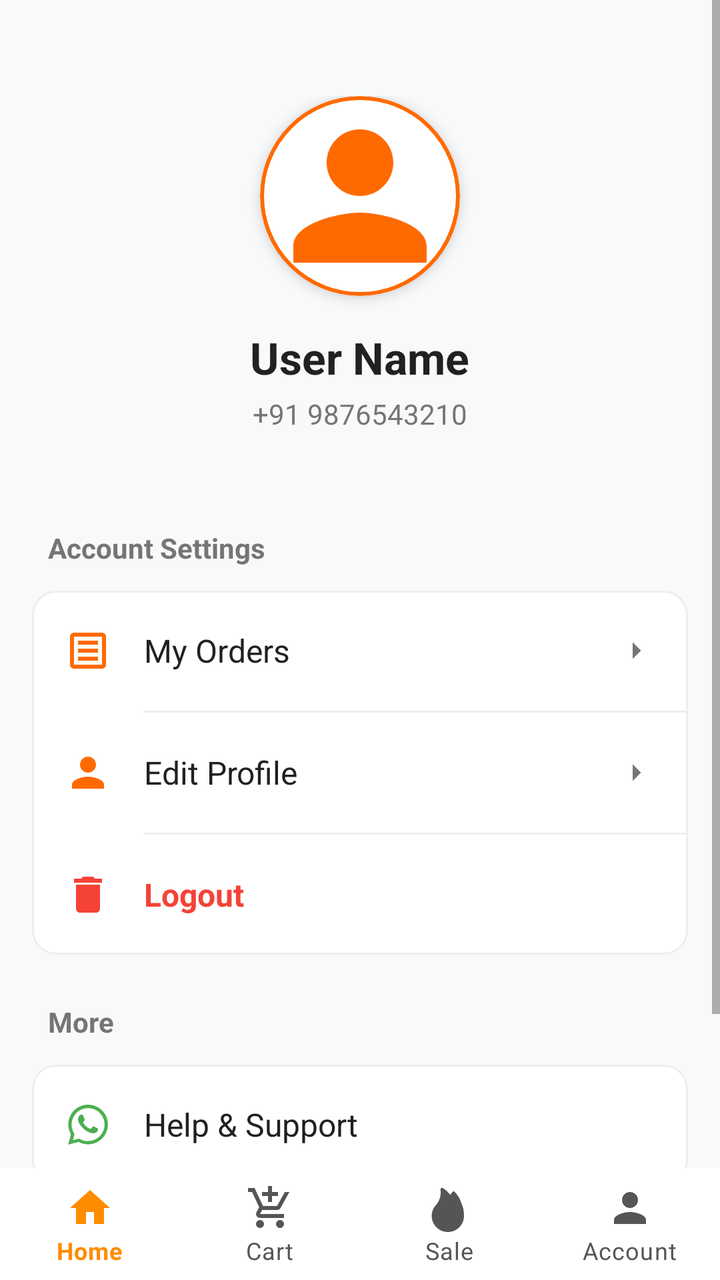
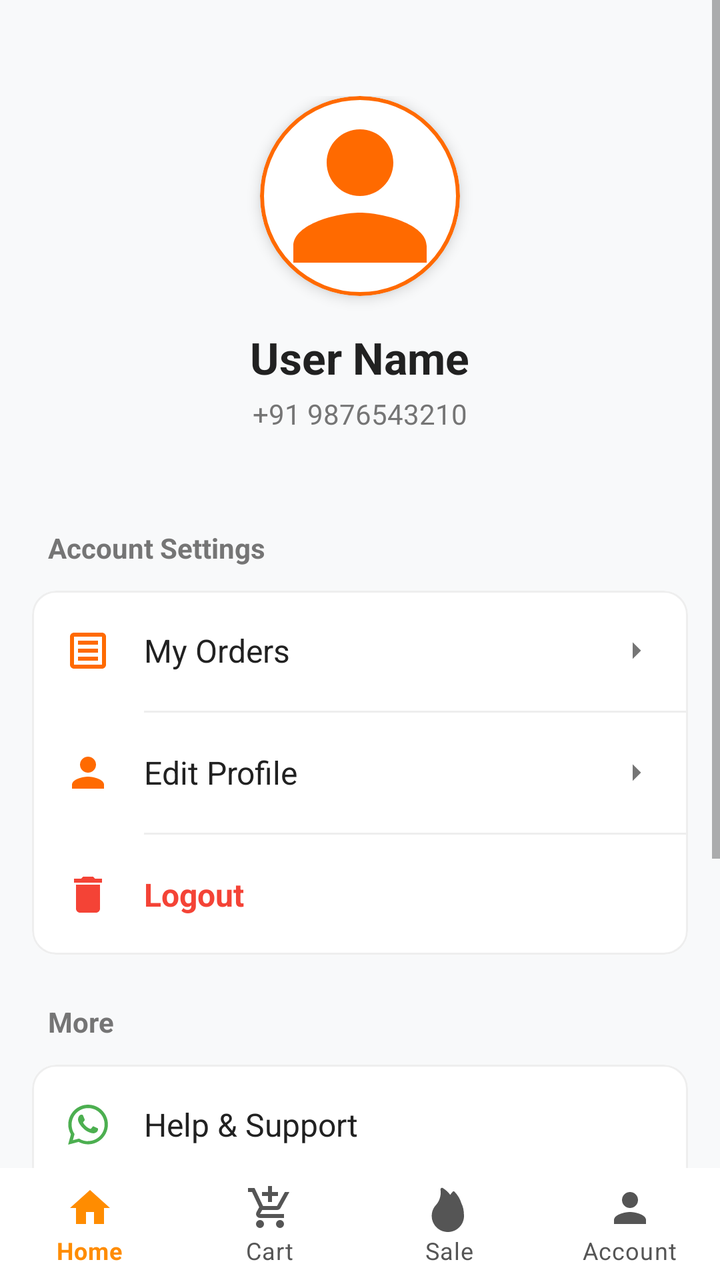

Compare the two renders of this Android layout. The source of the first and the diff that turns it into the second are given below.
<!-- AndroidManifest.xml: application theme Theme.BulkAgrochem -->
<!-- res/layout/activity_profile.xml -->
<?xml version="1.0" encoding="utf-8"?>
<LinearLayout xmlns:android="http://schemas.android.com/apk/res/android"
    xmlns:app="http://schemas.android.com/apk/res-auto"
    android:layout_width="match_parent"
    android:layout_height="match_parent"
    android:fitsSystemWindows="true"
    android:orientation="vertical"
    android:background="@color/static_white">

    <LinearLayout
        android:layout_width="match_parent"
        android:layout_height="0dp"
        android:layout_weight="1"
        android:orientation="vertical"
        android:background="@color/static_bg">

        <ScrollView
            android:layout_width="match_parent"
            android:layout_height="match_parent"
            android:overScrollMode="never">

            <LinearLayout
                android:layout_width="match_parent"
                android:layout_height="wrap_content"
                android:background="@color/static_bg"
                android:orientation="vertical">

                
                <LinearLayout
                    android:layout_width="match_parent"
                    android:layout_height="wrap_content"
                    android:background="@color/static_bg"
                    android:gravity="center"
                    android:paddingTop="48dp"
                    android:paddingBottom="32dp"
                    android:orientation="vertical">

                    <com.google.android.material.card.MaterialCardView
                        android:layout_width="100dp"
                        android:layout_height="100dp"
                        app:cardCornerRadius="50dp"
                        app:cardElevation="4dp"
                        app:strokeWidth="2dp"
                        app:strokeColor="@color/orange_brand"
                        app:cardBackgroundColor="@color/static_white">

                        <ImageView
                            android:id="@+id/ivProfileImage"
                            android:layout_width="match_parent"
                            android:layout_height="match_parent"
                            android:scaleType="centerCrop"
                            android:src="@drawable/ic_profile"
                            app:tint="@color/orange_brand"/>
                    </com.google.android.material.card.MaterialCardView>

                    <TextView
                        android:id="@+id/tvUserName"
                        android:layout_width="wrap_content"
                        android:layout_height="wrap_content"
                        android:text="User Name"
                        android:textSize="22sp"
                        android:textStyle="bold"
                        android:textColor="@color/static_text"
                        android:layout_marginTop="16dp"/>

                    <TextView
                        android:id="@+id/tvLoggedInNumber"
                        android:layout_width="wrap_content"
                        android:layout_height="wrap_content"
                        android:text="+91 9876543210"
                        android:textSize="14sp"
                        android:textColor="@color/static_text_sec"
                        android:layout_marginTop="4dp"/>
                </LinearLayout>

                
                <LinearLayout
                    android:layout_width="match_parent"
                    android:layout_height="wrap_content"
                    android:orientation="vertical"
                    android:padding="16dp">

                    <TextView
                        android:layout_width="wrap_content"
                        android:layout_height="wrap_content"
                        android:text="Account Settings"
                        android:textSize="14sp"
                        android:textStyle="bold"
                        android:textColor="@color/static_text_sec"
                        android:layout_marginBottom="12dp"
                        android:layout_marginStart="8dp"/>

                    <com.google.android.material.card.MaterialCardView
                        android:layout_width="match_parent"
                        android:layout_height="wrap_content"
                        app:cardCornerRadius="12dp"
                        app:cardElevation="0dp"
                        app:strokeWidth="1dp"
                        app:strokeColor="@color/static_divider"
                        app:cardBackgroundColor="@color/static_white">

                        <LinearLayout
                            android:layout_width="match_parent"
                            android:layout_height="wrap_content"
                            android:orientation="vertical">

                            
                            <LinearLayout
                                android:id="@+id/btnMyOrders"
                                android:layout_width="match_parent"
                                android:layout_height="60dp"
                                android:gravity="center_vertical"
                                android:paddingStart="16dp"
                                android:paddingEnd="16dp"
                                android:background="?attr/selectableItemBackground"
                                android:clickable="true"
                                android:focusable="true">
                                <ImageView
                                    android:layout_width="24dp"
                                    android:layout_height="24dp"
                                    android:src="@drawable/ic_orders"
                                    app:tint="@color/orange_brand"/>
                                <TextView
                                    android:layout_width="0dp"
                                    android:layout_height="wrap_content"
                                    android:layout_weight="1"
                                    android:text="My Orders"
                                    android:textSize="16sp"
                                    android:textColor="@color/static_text"
                                    android:layout_marginStart="16dp"/>
                                <ImageView
                                    android:layout_width="20dp"
                                    android:layout_height="20dp"
                                    android:src="@drawable/ic_arrow_drop_down"
                                    android:rotation="-90"
                                    app:tint="@color/static_text_sec"/>
                            </LinearLayout>

                            <View
                                android:layout_width="match_parent"
                                android:layout_height="1dp"
                                android:background="@color/static_divider"
                                android:layout_marginStart="56dp"/>

                            
                            <LinearLayout
                                android:id="@+id/btnEditProfile"
                                android:layout_width="match_parent"
                                android:layout_height="60dp"
                                android:gravity="center_vertical"
                                android:paddingStart="16dp"
                                android:paddingEnd="16dp"
                                android:background="?attr/selectableItemBackground"
                                android:clickable="true"
                                android:focusable="true">
                                <ImageView
                                    android:layout_width="24dp"
                                    android:layout_height="24dp"
                                    android:src="@drawable/ic_profile"
                                    app:tint="@color/orange_brand"/>
                                <TextView
                                    android:layout_width="0dp"
                                    android:layout_height="wrap_content"
                                    android:layout_weight="1"
                                    android:text="Edit Profile"
                                    android:textSize="16sp"
                                    android:textColor="@color/static_text"
                                    android:layout_marginStart="16dp"/>
                                <ImageView
                                    android:layout_width="20dp"
                                    android:layout_height="20dp"
                                    android:src="@drawable/ic_arrow_drop_down"
                                    android:rotation="-90"
                                    app:tint="@color/static_text_sec"/>
                            </LinearLayout>

                            <View
                                android:layout_width="match_parent"
                                android:layout_height="1dp"
                                android:background="@color/static_divider"
                                android:layout_marginStart="56dp"/>

                            
                            <LinearLayout
                                android:id="@+id/btnLogout"
                                android:layout_width="match_parent"
                                android:layout_height="60dp"
                                android:gravity="center_vertical"
                                android:paddingStart="16dp"
                                android:paddingEnd="16dp"
                                android:background="?attr/selectableItemBackground"
                                android:clickable="true"
                                android:focusable="true">
                                <ImageView
                                    android:layout_width="24dp"
                                    android:layout_height="24dp"
                                    android:src="@drawable/ic_delete"
                                    app:tint="#F44336"/>
                                <TextView
                                    android:layout_width="0dp"
                                    android:layout_height="wrap_content"
                                    android:layout_weight="1"
                                    android:text="Logout"
                                    android:textSize="16sp"
                                    android:textStyle="bold"
                                    android:textColor="#F44336"
                                    android:layout_marginStart="16dp"/>
                            </LinearLayout>

                        </LinearLayout>
                    </com.google.android.material.card.MaterialCardView>

                    
                    <TextView
                        android:layout_width="wrap_content"
                        android:layout_height="wrap_content"
                        android:text="More"
                        android:textSize="14sp"
                        android:textStyle="bold"
                        android:textColor="@color/static_text_sec"
                        android:layout_marginTop="24dp"
                        android:layout_marginBottom="12dp"
                        android:layout_marginStart="8dp"/>

                    <com.google.android.material.card.MaterialCardView
                        android:layout_width="match_parent"
                        android:layout_height="wrap_content"
                        app:cardCornerRadius="12dp"
                        app:cardElevation="0dp"
                        app:strokeWidth="1dp"
                        app:strokeColor="@color/static_divider"
                        app:cardBackgroundColor="@color/static_white">

                        <LinearLayout
                            android:layout_width="match_parent"
                            android:layout_height="wrap_content"
                            android:orientation="vertical">

                            <LinearLayout
                                android:id="@+id/btnHelpSupport"
                                android:layout_width="match_parent"
                                android:layout_height="60dp"
                                android:gravity="center_vertical"
                                android:paddingStart="16dp"
                                android:paddingEnd="16dp"
                                android:background="?attr/selectableItemBackground"
                                android:clickable="true"
                                android:focusable="true">
                                <ImageView
                                    android:layout_width="24dp"
                                    android:layout_height="24dp"
                                    android:src="@drawable/ic_whatsapp"
                                    app:tint="@color/green" />
                                <TextView
                                    android:layout_width="0dp"
                                    android:layout_height="wrap_content"
                                    android:layout_weight="1"
                                    android:text="Help &amp; Support"
                                    android:textSize="16sp"
                                    android:textColor="@color/static_text"
                                    android:layout_marginStart="16dp"/>
                            </LinearLayout>
                        </LinearLayout>
                    </com.google.android.material.card.MaterialCardView>

                </LinearLayout>

                <TextView
                    android:layout_width="match_parent"
                    android:layout_height="wrap_content"
                    android:text="Version 1.0.0"
                    android:textAlignment="center"
                    android:textColor="@color/static_text_sec"
                    android:textSize="12sp"
                    android:layout_marginTop="16dp"
                    android:layout_marginBottom="32dp"/>

            </LinearLayout>
        </ScrollView>
    </LinearLayout>

    <include layout="@layout/layout_bottom_nav" />

</LinearLayout>
<!-- res/layout/layout_bottom_nav.xml (included above) -->
<?xml version="1.0" encoding="utf-8"?>
<com.google.android.material.bottomnavigation.BottomNavigationView
    xmlns:android="http://schemas.android.com/apk/res/android"
    xmlns:app="http://schemas.android.com/apk/res-auto"
    android:id="@+id/bottom_navigation"
    android:layout_width="match_parent"
    android:layout_height="wrap_content"
    android:background="@android:color/white"
    app:backgroundTint="@null"
    app:menu="@menu/bottom_nav_menu"
    app:labelVisibilityMode="labeled"
    app:itemIconTint="@color/bottom_nav_colors"
    app:itemTextColor="@color/bottom_nav_colors"
    app:elevation="0dp"
    app:paddingBottomSystemWindowInsets="false"
    app:paddingLeftSystemWindowInsets="false"
    app:paddingRightSystemWindowInsets="false" />
<!-- resources referenced by this layout -->
<resources>
  <color name="green">#4CAF50</color>
  <color name="orange_brand">#FF6A00</color>
  <color name="static_bg">#F8F9FA</color>
  <color name="static_divider">#EEEEEE</color>
  <color name="static_text">#212121</color>
  <color name="static_text_sec">#757575</color>
  <color name="static_white">#FFFFFF</color>
  <!-- drawable ic_arrow_drop_down (drawable) -->
  <vector xmlns:android="http://schemas.android.com/apk/res/android"
      android:width="24dp"
      android:height="24dp"
      android:viewportWidth="24"
      android:viewportHeight="24"
      android:tint="?attr/colorControlNormal">
    <path
        android:fillColor="@android:color/white"
        android:pathData="M7,10l5,5 5,-5z"/>
  </vector>
  <!-- drawable ic_delete (drawable) -->
  <vector xmlns:android="http://schemas.android.com/apk/res/android"
      android:width="24dp"
      android:height="24dp"
      android:viewportWidth="24"
      android:viewportHeight="24"
      android:tint="#FF0000">
    <path
        android:fillColor="@android:color/white"
        android:pathData="M6,19c0,1.1 0.9,2 2,2h8c1.1,0 2,-0.9 2,-2V7H6v12zM19,4h-3.5l-1,-1h-5l-1,1H5v2h14V4z"/>
  </vector>
  <!-- drawable ic_orders (drawable) -->
  <vector xmlns:android="http://schemas.android.com/apk/res/android"
      android:width="24dp"
      android:height="24dp"
      android:viewportWidth="24"
      android:viewportHeight="24"
      android:tint="@color/black">
    <path
        android:fillColor="@android:color/white"
        android:pathData="M19,3H5C3.89,3 3,3.9 3,5V19C3,20.1 3.89,21 5,21H19C20.1,21 21,20.1 21,19V5C21,3.9 20.1,3 19,3M19,19H5V5H19V19M7,7H17V9H7V7M7,11H17V13H7V11M7,15H17V17H7V15"/>
  </vector>
  <!-- drawable ic_profile (drawable) -->
  <?xml version="1.0" encoding="utf-8"?>
  <vector xmlns:android="http://schemas.android.com/apk/res/android"
      android:width="24dp"
      android:height="24dp"
      android:viewportWidth="24"
      android:viewportHeight="24">
  
      <path
          android:fillColor="@android:color/black"
          android:pathData="M12,12c2.21,0 4,-1.79 4,-4s-1.79,-4 -4,-4 -4,1.79 -4,4 1.79,4 4,4zM12,14c-2.67,0 -8,1.34 -8,4v2h16v-2c0,-2.66 -5.33,-4 -8,-4z" />
  </vector>
  <style name="Theme.BulkAgrochem" parent="Base.Theme.BulkAgrochem" />
  <color name="black">#FF000000</color>
  <color name="colorPrimary">@color/orange_brand</color>
  <color name="colorPrimaryDark">@color/black</color>
  <color name="colorOnPrimary">@color/white</color>
  <color name="white">#FFFFFFFF</color>
  <!-- unchanged entries left out for length: 2 -->
</resources>

<!-- the commit's change to res/layout/activity_profile.xml (unified diff, before → after) -->
@@ -236,6 +236,7 @@
                             android:layout_height="wrap_content"
                             android:orientation="vertical">
 
+                            
                             <LinearLayout
                                 android:id="@+id/btnHelpSupport"
                                 android:layout_width="match_parent"
@@ -260,6 +261,83 @@
                                     android:textColor="@color/static_text"
                                     android:layout_marginStart="16dp"/>
                             </LinearLayout>
+
+                            <View
+                                android:layout_width="match_parent"
+                                android:layout_height="1dp"
+                                android:background="@color/static_divider"
+                                android:layout_marginStart="56dp"/>
+
+                            
+                            <LinearLayout
+                                android:id="@+id/btnRefundPolicy"
+                                android:layout_width="match_parent"
+                                android:layout_height="60dp"
+                                android:gravity="center_vertical"
+                                android:paddingStart="16dp"
+                                android:paddingEnd="16dp"
+                                android:background="?attr/selectableItemBackground"
+                                android:clickable="true"
+                                android:focusable="true">
+                                <ImageView
+                                    android:layout_width="24dp"
+                                    android:layout_height="24dp"
+                                    android:src="@drawable/ic_refund"
+                                    app:tint="@color/orange_brand" />
+                                <TextView
+                                    android:layout_width="0dp"
+                                    android:layout_height="wrap_content"
+                                    android:layout_weight="1"
+                                    android:text="Refund and Returns Policy"
+                                    android:textSize="16sp"
+                                    android:textColor="@color/static_text"
+                                    android:layout_marginStart="16dp"/>
+                                <ImageView
+                                    android:layout_width="20dp"
+                                    android:layout_height="20dp"
+                                    android:src="@drawable/ic_arrow_drop_down"
+                                    android:rotation="-90"
+                                    app:tint="@color/static_text_sec"/>
+                            </LinearLayout>
+
+                            <View
+                                android:layout_width="match_parent"
+                                android:layout_height="1dp"
+                                android:background="@color/static_divider"
+                                android:layout_marginStart="56dp"/>
+
+                            
+                            <LinearLayout
+                                android:id="@+id/btnShippingPolicy"
+                                android:layout_width="match_parent"
+                                android:layout_height="60dp"
+                                android:gravity="center_vertical"
+                                android:paddingStart="16dp"
+                                android:paddingEnd="16dp"
+                                android:background="?attr/selectableItemBackground"
+                                android:clickable="true"
+                                android:focusable="true">
+                                <ImageView
+                                    android:layout_width="24dp"
+                                    android:layout_height="24dp"
+                                    android:src="@drawable/ic_shipping"
+                                    app:tint="@color/orange_brand" />
+                                <TextView
+                                    android:layout_width="0dp"
+                                    android:layout_height="wrap_content"
+                                    android:layout_weight="1"
+                                    android:text="Shipping Policy"
+                                    android:textSize="16sp"
+                                    android:textColor="@color/static_text"
+                                    android:layout_marginStart="16dp"/>
+                                <ImageView
+                                    android:layout_width="20dp"
+                                    android:layout_height="20dp"
+                                    android:src="@drawable/ic_arrow_drop_down"
+                                    android:rotation="-90"
+                                    app:tint="@color/static_text_sec"/>
+                            </LinearLayout>
+
                         </LinearLayout>
                     </com.google.android.material.card.MaterialCardView>
 
<!-- resource entries referenced after the edit -->
@@ -52,6 +52,26 @@
           android:fillColor="@android:color/black"
           android:pathData="M12,12c2.21,0 4,-1.79 4,-4s-1.79,-4 -4,-4 -4,1.79 -4,4 1.79,4 4,4zM12,14c-2.67,0 -8,1.34 -8,4v2h16v-2c0,-2.66 -5.33,-4 -8,-4z" />
   </vector>
+  <!-- drawable ic_refund (drawable) -->
+  <vector xmlns:android="http://schemas.android.com/apk/res/android"
+      android:width="24dp"
+      android:height="24dp"
+      android:viewportWidth="24"
+      android:viewportHeight="24">
+      <path
+          android:fillColor="#000000"
+          android:pathData="M12,5V1L7,6l5,5V7c3.31,0 6,2.69 6,6s-2.69,6 -6,6 -6,-2.69 -6,-6H4c0,4.42 3.58,8 8,8s8,-3.58 8,-8 -3.58,-8 -8,-8z" />
+  </vector>
+  <!-- drawable ic_shipping (drawable) -->
+  <vector xmlns:android="http://schemas.android.com/apk/res/android"
+      android:width="24dp"
+      android:height="24dp"
+      android:viewportWidth="24"
+      android:viewportHeight="24">
+      <path
+          android:fillColor="#000000"
+          android:pathData="M20,8h-3V4H3c-1.1,0 -2,0.9 -2,2v11h2c0,1.66 0.89,3 2,3s2,-1.34 2,-3h6c0,1.66 0.89,3 2,3s2,-1.34 2,-3h2v-5l-3,-4zM6,18.5c-0.83,0 -1.5,-0.67 -1.5,-1.5s0.67,-1.5 1.5,-1.5 1.5,0.67 1.5,1.5 -0.67,1.5 -1.5,1.5zM17,18.5c-0.83,0 -1.5,-0.67 -1.5,-1.5s0.67,-1.5 1.5,-1.5 1.5,0.67 1.5,1.5 -0.67,1.5 -1.5,1.5zM19,13h-5V9h4.5l2.5,3.33V13z" />
+  </vector>
   <style name="Theme.BulkAgrochem" parent="Base.Theme.BulkAgrochem" />
   <color name="black">#FF000000</color>
   <color name="colorPrimary">@color/orange_brand</color>
